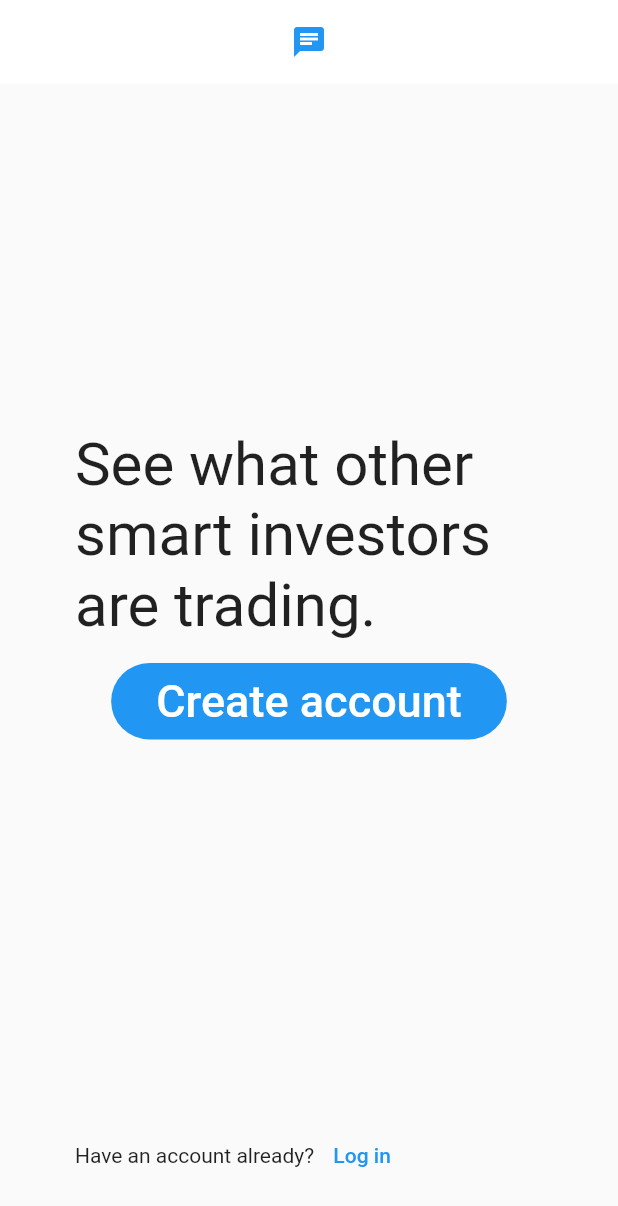
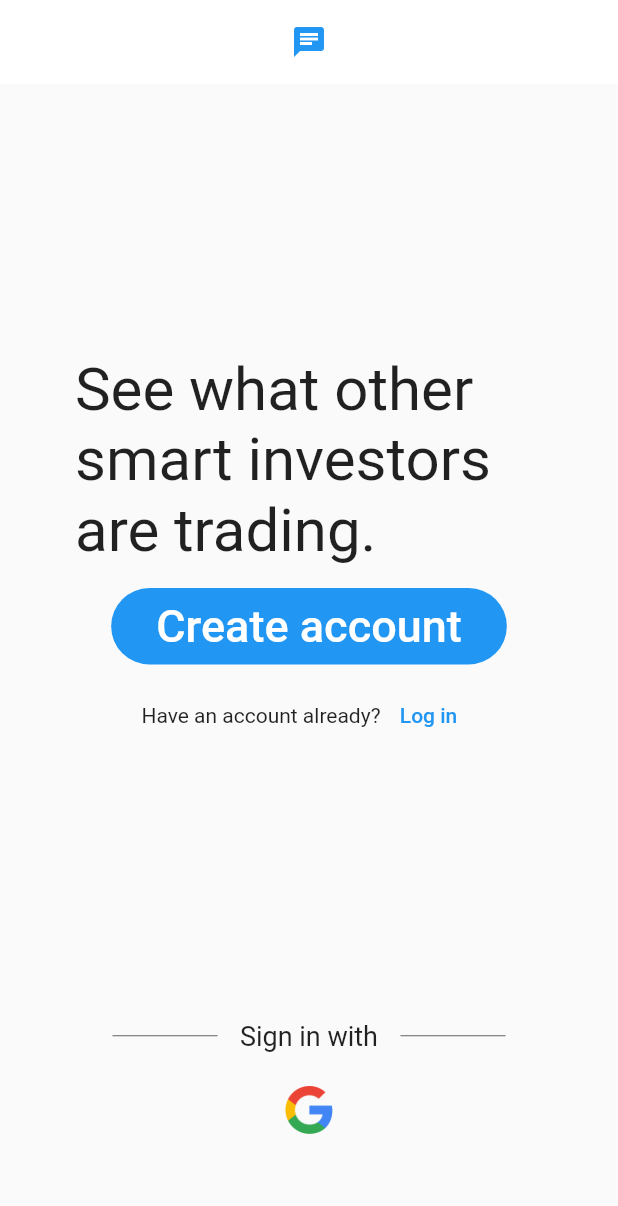
Before and after one commit to cluo0901/alpharos, a Flutter app: the screen it shows after launch, on a phone screen of 412 x 824 dp. Shown: the top 1206 px of the screen. Run offline on Flutter 3.47's test engine with Material 2 defaults, Android fonts, the phone set to English and light mode, and no system bars; our stand-ins replace carousel_slider, cloud_firestore, firebase_auth, firebase_core, font_awesome_flutter, google_sign_in; accounts and stored records are empty.

Commit message:
add google sign in

```diff
--- a/lib/screens/auth/welcome.dart
+++ b/lib/screens/auth/welcome.dart
@@ -1,6 +1,10 @@
+import 'package:alpharos/services/auth_service.dart';
+// import 'package:alpharos/services/google_sign_in.dart';
 import 'package:flutter/material.dart';
+import 'package:font_awesome_flutter/font_awesome_flutter.dart';
 
 class Welcome extends StatelessWidget {
+  final AuthService _auth = AuthService();
   @override
   Widget build(BuildContext context) {
     return Scaffold(
@@ -18,7 +22,7 @@ class Welcome extends StatelessWidget {
         child: Column(
           children: [
             SizedBox(
-              height: 200.0,
+              height: 150.0,
             ),
             Text(
               'See what other smart investors are trading.',
@@ -47,22 +51,94 @@ class Welcome extends StatelessWidget {
                 ),
               ),
             ),
+            SizedBox(
+              height: 10.0,
+            ),
+
+            // Expanded(
+            //   child: Align(
+            //     alignment: Alignment.bottomCenter,
+            //     child: Row(
+            //       children: [
+            //         Text('Have an account already?'),
+            //         TextButton(
+            //           onPressed: () {
+            //             Navigator.pushNamed(context, '/login');
+            //           },
+            //           child: Text('Log in'),
+            //         )
+            //       ],
+            //     ),
+            //   ),
+            // ),
+
+            Container(
+              child: Row(
+                mainAxisAlignment: MainAxisAlignment.center,
+                children: [
+                  Center(child: Text('Have an account already?')),
+                  TextButton(
+                    onPressed: () {
+                      Navigator.pushNamed(context, '/login');
+                    },
+                    child: Text('Log in'),
+                  )
+                ],
+              ),
+            ),
+
+            //google sign in
             Expanded(
-              child: Align(
-                alignment: Alignment.bottomCenter,
-                child: Row(
+              child: Padding(
+                padding: const EdgeInsets.fromLTRB(0.0, 0.0, 0.0, 30.0),
+                child: Column(
+                  mainAxisAlignment: MainAxisAlignment.end,
                   children: [
-                    Text('Have an account already?'),
-                    TextButton(
-                      onPressed: () {
-                        Navigator.pushNamed(context, '/login');
+                    Row(
+                      children: [
+                        Expanded(
+                            child: Divider(
+                          indent: 25.0,
+                          color: Colors.grey[700],
+                        )),
+                        SizedBox(width: 15.0),
+                        Text(
+                          'Sign in with',
+                          style: TextStyle(
+                            fontSize: 18.0,
+                          ),
+                        ),
+                        SizedBox(width: 15.0),
+                        Expanded(
+                            child: Divider(
+                          endIndent: 25.0,
+                          color: Colors.grey[700],
+                        )),
+                      ],
+                    ),
+                    SizedBox(
+                      height: 15.0,
+                    ),
+                    IconButton(
+                      onPressed: () async {
+                        dynamic result = await _auth.signInWithGoogle();
+                        if (result == null) {
+                          print('google sign in failed');
+                          // setState(() {
+                          //   error = 'Please enter correct username and password.';
+                          // });
+                        }
                       },
-                      child: Text('Log in'),
-                    )
+                      icon: Image.asset(
+                        'assets/images/google_logo.png',
+                        height: 40.0,
+                        width: 40.0,
+                      ),
+                    ),
                   ],
                 ),
               ),
-            )
+            ),
           ],
         ),
       ),
--- a/lib/screens/main_tabs/home_widget.dart
+++ b/lib/screens/main_tabs/home_widget.dart
@@ -1,7 +1,6 @@
 import 'package:cloud_firestore/cloud_firestore.dart';
 import 'package:flutter/material.dart';
 import 'package:carousel_slider/carousel_slider.dart';
-import 'package:flutter_spinkit/flutter_spinkit.dart';
 
 final List<String> imgList = [
   "https://ak6.picdn.net/shutterstock/videos/6982306/thumb/1.jpg",
--- a/lib/services/auth_service.dart
+++ b/lib/services/auth_service.dart
@@ -1,8 +1,10 @@
 import 'package:alpharos/models/app_user.dart';
 import 'package:firebase_auth/firebase_auth.dart';
+import 'package:google_sign_in/google_sign_in.dart';
 
 class AuthService {
   final FirebaseAuth _auth = FirebaseAuth.instance;
+  final googleSignIn = GoogleSignIn();
 
   //  create user obj based on firebaseuser
 
@@ -61,9 +63,32 @@ class AuthService {
 
   Future signOut() async {
     try {
+      // await googleSignIn.disconnect();
       return await _auth.signOut();
     } catch (e) {
       return null;
     }
   }
+
+  // google sign in
+  Future signInWithGoogle() async {
+    GoogleSignInAccount googleSignInAccount = await googleSignIn.signIn();
+
+    if (googleSignInAccount != null) {
+      GoogleSignInAuthentication googleSignInAuthentication =
+          await googleSignInAccount.authentication;
+
+      AuthCredential credential = GoogleAuthProvider.credential(
+        accessToken: googleSignInAuthentication.accessToken,
+        idToken: googleSignInAuthentication.idToken,
+      );
+
+      UserCredential result = await _auth.signInWithCredential(credential);
+
+      // User user = await _auth.currentUser();
+      User user = result.user;
+      print(user.uid);
+      return _userFromFireBaseUser(user);
+    }
+  }
 }
--- a/pubspec.yaml
+++ b/pubspec.yaml
@@ -35,6 +35,8 @@ dependencies:
   flutter_spinkit: "^4.1.2"
   firebase_auth: ^0.20.1
   provider: ^4.3.3
+  font_awesome_flutter: ^8.11.0
+  google_sign_in: ^4.5.9
 
 
 dev_dependencies:
@@ -55,6 +57,7 @@ flutter:
   # To add assets to your application, add an assets section, like this:
   assets:
     - assets/
+    - assets/images/
 
   # An image asset can refer to one or more resolution-specific "variants", see
   # https://flutter.dev/assets-and-images/#resolution-aware.
```
Also changed, not shown: assets/images/google_logo.png (added), pubspec.lock, 1 other file.
